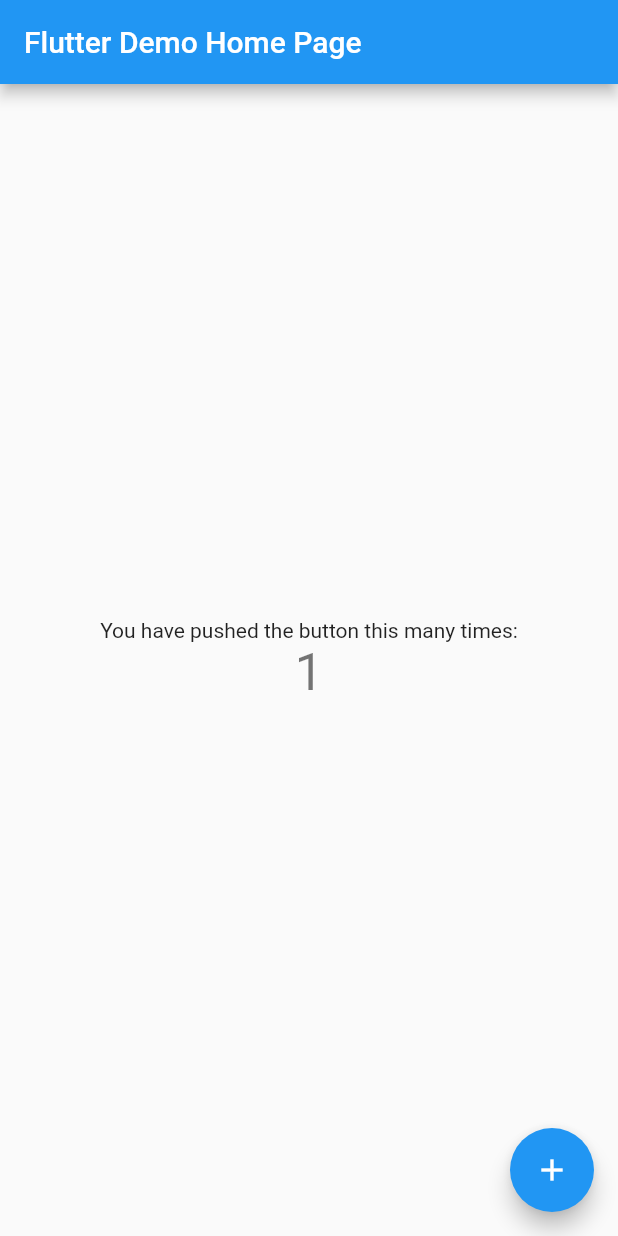
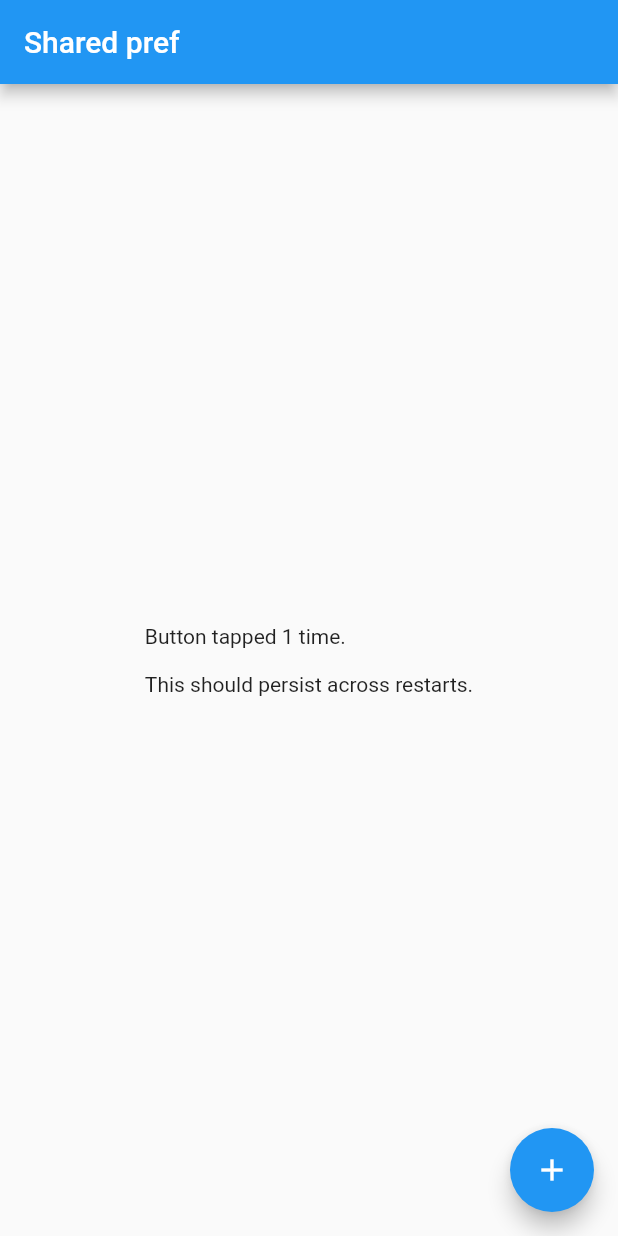
Before and after one commit to samarkalra/flutter-shared-pref, a Flutter app: the screen it shows after launch, after a tap on the "add" icon, on a phone screen of 412 x 824 dp. Run offline on Flutter 3.47's test engine with Material 2 defaults, Android fonts, the phone set to English and light mode, and no system bars; our stand-ins replace shared_preferences.

Commit message:
Add shared preferences code for counter app with future builder

```diff
--- /dev/null
+++ b/lib/home_page.dart
@@ -0,0 +1,68 @@
+import 'package:flutter/material.dart';
+import 'package:shared_preferences/shared_preferences.dart';
+
+const counterKey = 'counter';
+
+class HomePage extends StatefulWidget {
+  const HomePage({Key? key}) : super(key: key);
+
+  @override
+  State<HomePage> createState() => _HomePageState();
+}
+
+class _HomePageState extends State<HomePage> {
+  final Future<SharedPreferences> _prefs = SharedPreferences.getInstance();
+  late Future<int> _counter;
+
+  void _incrementCounter() async {
+    final prefs = await _prefs;
+    final int counter = (prefs.getInt(counterKey) ?? 0) + 1;
+
+    setState(() {
+      _counter = prefs.setInt('counter', counter).then((bool success) {
+        return counter;
+      });
+    });
+  }
+
+  @override
+  void initState() {
+    super.initState();
+    _counter = _prefs.then((value) => value.getInt(counterKey) ?? 0);
+  }
+
+  @override
+  Widget build(BuildContext context) {
+    return Scaffold(
+      appBar: AppBar(
+        title: const Text("Shared pref"),
+      ),
+      body: Center(
+          child: FutureBuilder<int>(
+        future: _counter,
+        builder: (BuildContext context, AsyncSnapshot<int> snapshot) {
+          switch (snapshot.connectionState) {
+            case ConnectionState.none:
+            case ConnectionState.waiting:
+              return const CircularProgressIndicator();
+            case ConnectionState.active:
+            case ConnectionState.done:
+              if (snapshot.hasError) {
+                return Text('Error: ${snapshot.error}');
+              } else {
+                return Text(
+                  'Button tapped ${snapshot.data} time${snapshot.data == 1 ? '' : 's'}.\n\n'
+                  'This should persist across restarts.',
+                );
+              }
+          }
+        },
+      )),
+      floatingActionButton: FloatingActionButton(
+        onPressed: _incrementCounter,
+        tooltip: 'Increment',
+        child: const Icon(Icons.add),
+      ),
+    );
+  }
+}
--- a/lib/main.dart
+++ b/lib/main.dart
@@ -1,115 +1,18 @@
 import 'package:flutter/material.dart';
+
+import 'home_page.dart';
 
 void main() {
   runApp(const MyApp());
 }
 
 class MyApp extends StatelessWidget {
-  const MyApp({super.key});
+  const MyApp({Key? key}) : super(key: key);
 
-  // This widget is the root of your application.
   @override
   Widget build(BuildContext context) {
     return MaterialApp(
-      title: 'Flutter Demo',
-      theme: ThemeData(
-        // This is the theme of your application.
-        //
-        // Try running your application with "flutter run". You'll see the
-        // application has a blue toolbar. Then, without quitting the app, try
-        // changing the primarySwatch below to Colors.green and then invoke
-        // "hot reload" (press "r" in the console where you ran "flutter run",
-        // or simply save your changes to "hot reload" in a Flutter IDE).
-        // Notice that the counter didn't reset back to zero; the application
-        // is not restarted.
-        primarySwatch: Colors.blue,
-      ),
-      home: const MyHomePage(title: 'Flutter Demo Home Page'),
+      home: HomePage(),
     );
   }
 }
-
-class MyHomePage extends StatefulWidget {
-  const MyHomePage({super.key, required this.title});
-
-  // This widget is the home page of your application. It is stateful, meaning
-  // that it has a State object (defined below) that contains fields that affect
-  // how it looks.
-
-  // This class is the configuration for the state. It holds the values (in this
-  // case the title) provided by the parent (in this case the App widget) and
-  // used by the build method of the State. Fields in a Widget subclass are
-  // always marked "final".
-
-  final String title;
-
-  @override
-  State<MyHomePage> createState() => _MyHomePageState();
-}
-
-class _MyHomePageState extends State<MyHomePage> {
-  int _counter = 0;
-
-  void _incrementCounter() {
-    setState(() {
-      // This call to setState tells the Flutter framework that something has
-      // changed in this State, which causes it to rerun the build method below
-      // so that the display can reflect the updated values. If we changed
-      // _counter without calling setState(), then the build method would not be
-      // called again, and so nothing would appear to happen.
-      _counter++;
-    });
-  }
-
-  @override
-  Widget build(BuildContext context) {
-    // This method is rerun every time setState is called, for instance as done
-    // by the _incrementCounter method above.
-    //
-    // The Flutter framework has been optimized to make rerunning build methods
-    // fast, so that you can just rebuild anything that needs updating rather
-    // than having to individually change instances of widgets.
-    return Scaffold(
-      appBar: AppBar(
-        // Here we take the value from the MyHomePage object that was created by
-        // the App.build method, and use it to set our appbar title.
-        title: Text(widget.title),
-      ),
-      body: Center(
-        // Center is a layout widget. It takes a single child and positions it
-        // in the middle of the parent.
-        child: Column(
-          // Column is also a layout widget. It takes a list of children and
-          // arranges them vertically. By default, it sizes itself to fit its
-          // children horizontally, and tries to be as tall as its parent.
-          //
-          // Invoke "debug painting" (press "p" in the console, choose the
-          // "Toggle Debug Paint" action from the Flutter Inspector in Android
-          // Studio, or the "Toggle Debug Paint" command in Visual Studio Code)
-          // to see the wireframe for each widget.
-          //
-          // Column has various properties to control how it sizes itself and
-          // how it positions its children. Here we use mainAxisAlignment to
-          // center the children vertically; the main axis here is the vertical
-          // axis because Columns are vertical (the cross axis would be
-          // horizontal).
-          mainAxisAlignment: MainAxisAlignment.center,
-          children: <Widget>[
-            const Text(
-              'You have pushed the button this many times:',
-            ),
-            Text(
-              '$_counter',
-              style: Theme.of(context).textTheme.headlineMedium,
-            ),
-          ],
-        ),
-      ),
-      floatingActionButton: FloatingActionButton(
-        onPressed: _incrementCounter,
-        tooltip: 'Increment',
-        child: const Icon(Icons.add),
-      ), // This trailing comma makes auto-formatting nicer for build methods.
-    );
-  }
-}
--- a/pubspec.yaml
+++ b/pubspec.yaml
@@ -35,6 +35,7 @@ dependencies:
   # The following adds the Cupertino Icons font to your application.
   # Use with the CupertinoIcons class for iOS style icons.
   cupertino_icons: ^1.0.2
+  shared_preferences: ^2.1.1
 
 dev_dependencies:
   flutter_test:
```
Also changed, not shown: pubspec.lock, 7 other files.
